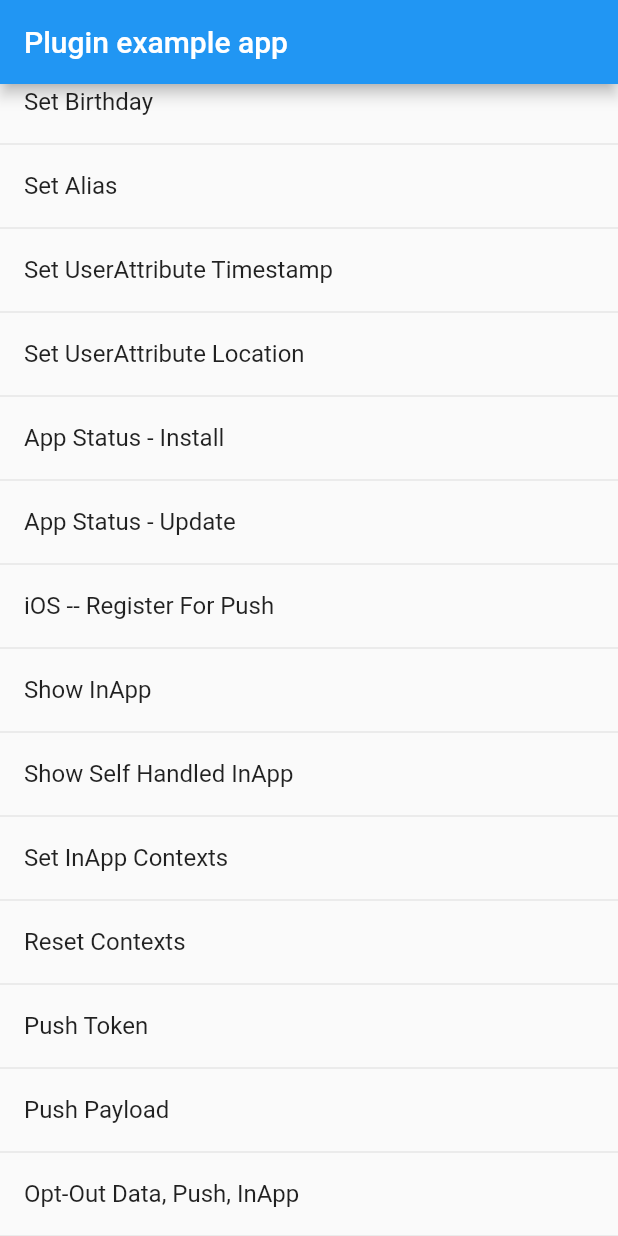
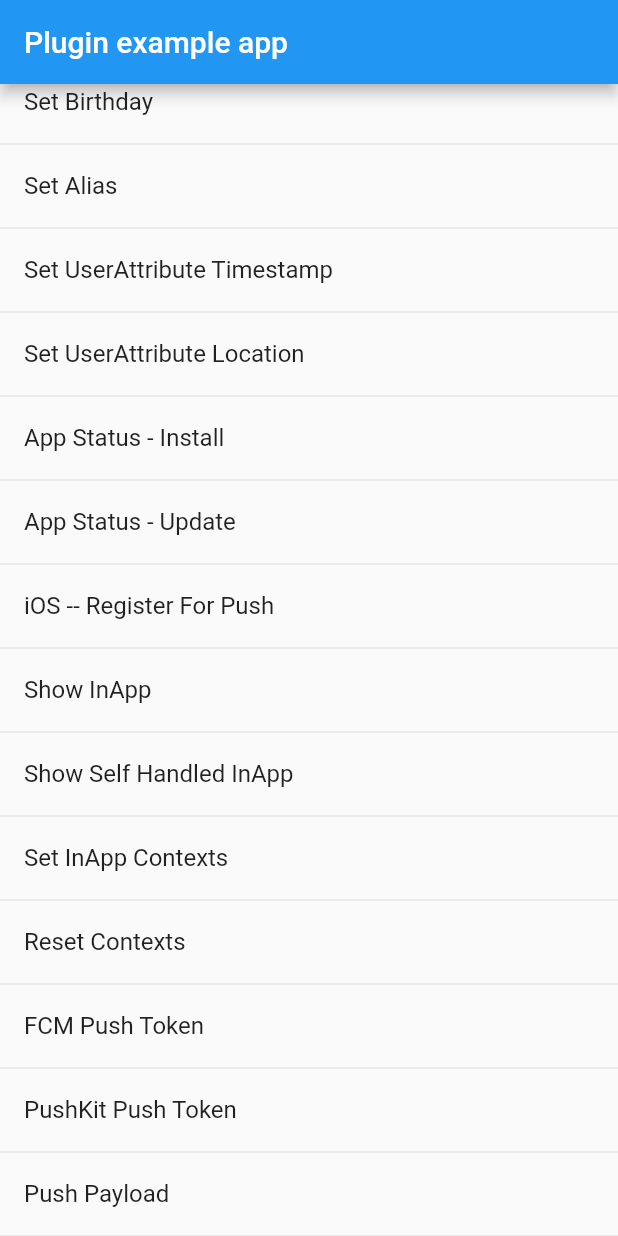
Before and after one commit to moengage/Flutter-SDK, a Flutter app: the screen it shows after launch, scrolled down 576 dp, on a phone screen of 412 x 824 dp. Run offline on Flutter 3.47's test engine with Material 2 defaults, Android fonts, the light colour scheme and no system bars.

Commit message:
android pass push token and payload json structure fix

```diff
--- a/core/lib/constants.dart
+++ b/core/lib/constants.dart
@@ -55,7 +55,7 @@ const String keyAttributeValue = "attributeValue";
 const String keyAttributeName = "attributeName";
 const String keyAttrLatitudeName = "latitude";
 const String keyAttrLongitudeName = "longitude";
-const String keyPushToken = "pushToken";
+const String keyPushToken = "token";
 const String keyPushPayload = "pushPayload";
 const String keyPushService = "service";
 const String keyAttributeType = "type";
@@ -99,9 +99,9 @@ const String gdprOptOutTypePush = "push";
 const String gdprOptOutTypeInApp = "inapp";
 
 // Push Service Types
-const String pushServiceFCM = "fcm";
-const String pushServicePushKit = "pushkit";
-const String pushServiceMiPush = "mi_push";
+const String pushServiceFCM = "FCM";
+const String pushServicePushKit = "PUSH_KIT";
+const String pushServiceMiPush = "MI_PUSH";
 
 // SelfHandled Callback Action Types
 const String selfHandledActionShown = "impression";
--- a/core/lib/moe_android_core.dart
+++ b/core/lib/moe_android_core.dart
@@ -142,7 +142,7 @@ class MoEAndroidCore {
         methodPushToken, _getPushTokenPayload(pushToken, pushService));
   }
 
-  void passPushPayload(Map<String, String> payload, String pushService) {
+  void passPushPayload(Map<String, dynamic> payload, String pushService) {
     _channel.invokeMethod(
         methodPushPayLoad, _getPushPayload(payload, pushService));
   }
@@ -184,9 +184,9 @@ class MoEAndroidCore {
     });
   }
 
-  String _getPushPayload(Map<String, String> payload, String pushService) {
+  String _getPushPayload(Map<String, dynamic> payload, String pushService) {
     return json.encode({
-      keyPayload: json.encode(payload),
+      keyPayload: payload,
       keyPushService: pushService
     });
   }
--- a/core/lib/moengage_flutter.dart
+++ b/core/lib/moengage_flutter.dart
@@ -427,7 +427,7 @@ class MoEngageFlutter {
 
   /// Pass FCM Push Payload to the MoEngage SDK.
   /// Note: This API is only for Android Platform.
-  void passFCMPushPayload(Map<String, String> payload) {
+  void passFCMPushPayload(Map<String, dynamic> payload) {
     if (Platform.isAndroid) {
       _moEAndroid.passPushPayload(payload, pushServiceFCM);
     }
--- a/example/lib/main.dart
+++ b/example/lib/main.dart
@@ -218,10 +218,16 @@ class _MyAppState extends State<MyApp> {
                     _moengagePlugin.resetCurrentContext();
                   }),
               new ListTile(
-                  title: Text("Push Token"),
+                  title: Text("FCM Push Token"),
                   onTap: () {
                     // Token passed here is just for illustration purposes. Please pass the actual token instead.
                     _moengagePlugin.passFCMPushToken("dummyToken");
+                  }),
+              new ListTile(
+                  title: Text("PushKit Push Token"),
+                  onTap: () {
+                    // Token passed here is just for illustration purposes. Please pass the actual token instead.
+                    _moengagePlugin.passPushKitPushToken("cqMGhuQQGBY:APA91bH60NbbAsXXD3FUnrXpyE2b8eO7s7JRR9GIZDqpGC9xw3ZEUBTjxxKcTZc964QALHE7CFN-FVmjn35vd89GXbAxAR66XbVtm9ZkH72ah1IkZDcqxQZZP7jiK88tFKv1ijawDaqJfLqTG4R3xKE:APA91bFAK6wdFfXsJv-qxfElcE4X4prFNVK0-YfL6bN-5hVaaQwE35p-GZoUfhOOqxrN_J1lwiYF16q0DXzjcGcIuSPaJHwpO7zAaqQa9Oihm4_2SPLpBRj6Y8TQg9e53SjH78KYfsMX");
                   }),
               new ListTile(
                   title: Text("Push Payload"),
```
Also changed, not shown: 1 other file.
